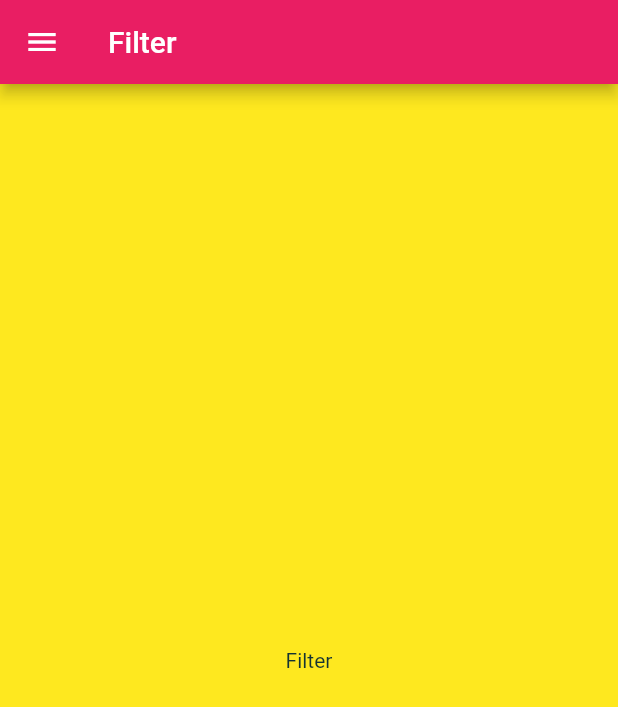
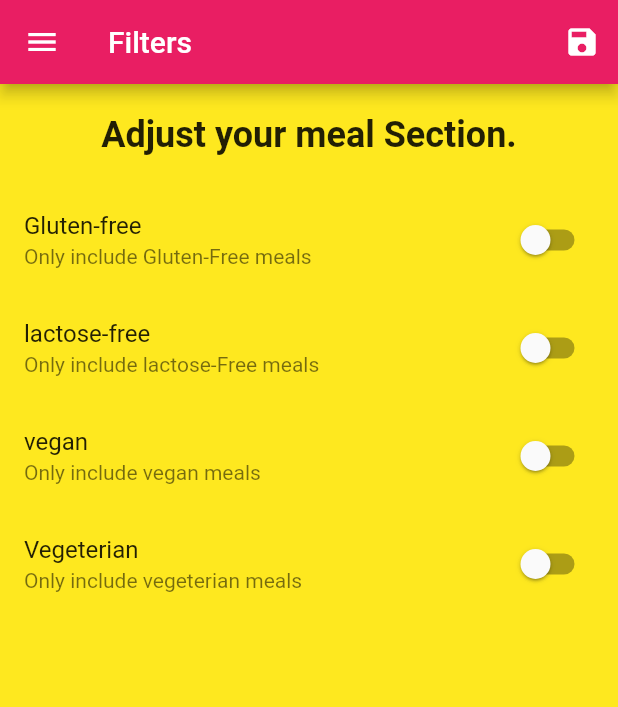
Before and after one commit to sonalisubhadarshini/dailymeals, a Flutter app: the FiltersScreen screen opened by its route, on a phone screen of 412 x 824 dp. Shown: the top 707 px of the screen. Run offline on Flutter 3.47's test engine with Material 2 defaults, Android fonts, the phone set to English and light mode, and no system bars; Roboto replaces fonts that are missing (Raleway, RobotoCondensed); statements that could not run were skipped.

Commit message:
added filter and favourite

```diff
--- a/lib/main.dart
+++ b/lib/main.dart
@@ -1,9 +1,8 @@
+import './dummy_categories.dart';
+
 import './screen/filters_screen.dart';
 
 import './screen/bottom_tap_screen.dart';
-
-import './screen/tabs_screen.dart';
-
 import './screen/meal_detailed_screen.dart';
 
 import './screen/category_meals_screen.dart';
@@ -11,9 +10,70 @@ import './screen/category_meals_screen.dart';
 import './screen/categories_screen.dart';
 import 'package:flutter/material.dart';
 
+import './model/meal.dart';
+
 void main() => runApp(MyApp());
 
-class MyApp extends StatelessWidget{
+class MyApp extends StatefulWidget{
+  @override
+  _MyAppState createState() => _MyAppState();
+}
+
+class _MyAppState extends State<MyApp> {
+
+  Map<String, bool> _filters = {
+    'gluten': false,
+    'lactose': false,
+    'vegan' : false,
+    'vegeterian': false,
+
+  };
+
+  List<Meal> _availableMeals = DUMMY_MEALS;
+  List<Meal> _favoriteMeals = [];
+
+void _setFilters(Map<String, bool> filterData){
+setState(() {
+  _filters = filterData;
+  _availableMeals = DUMMY_MEALS.where((meal){
+    if(_filters['gluten'] && !meal.isGlutenFree){
+       return false;
+    }
+    if(_filters['lactose'] && !meal.isLactoseFree){
+       return false;
+    }
+    if(_filters['vegan'] && !meal.isVegan){
+       return false;
+    }
+    if(_filters['vegeterian'] && !meal.isVegetarian){
+       return false;
+    }
+    return true;
+
+  }).toList();
+});
+}
+
+void _toggleFavorite(String mealId){
+  final existingIndex =
+     _favoriteMeals.indexWhere((meal) => meal.id == mealId);
+
+     if(existingIndex >= 0){
+       setState(() {
+         _favoriteMeals.removeAt(existingIndex);
+       });
+     }else{
+       setState(() {
+         _favoriteMeals.add(DUMMY_MEALS.firstWhere((meal) => meal.id == mealId),);
+
+       });
+     }
+}
+
+bool _isMealFavorite(String id){
+  return _favoriteMeals.any((meal) => meal.id == id);
+}
+
   @override
   Widget build(BuildContext context) {
     // TODO: implement build
@@ -41,10 +101,10 @@ class MyApp extends StatelessWidget{
 
       initialRoute: '/',
       routes: {
-        '/': (ctxt) => BottomTabScreen(),
-        CategoryMealsScreen.routeName : (ctxt) => CategoryMealsScreen(),
-        mealdetailedScreen.routeName : (ctxt) => mealdetailedScreen(),
-        FiltersScreen.routeName : (ctxt) => FiltersScreen(),
+        '/': (ctxt) => BottomTabScreen(_favoriteMeals),
+        CategoryMealsScreen.routeName : (ctxt) => CategoryMealsScreen(_availableMeals),
+        mealdetailedScreen.routeName : (ctxt) => mealdetailedScreen(_toggleFavorite,_isMealFavorite),
+        FiltersScreen.routeName : (ctxt) => FiltersScreen(_filters,_setFilters),
       },
 
       onGenerateRoute: (settings){
--- a/lib/screen/category_meals_screen.dart
+++ b/lib/screen/category_meals_screen.dart
@@ -1,10 +1,13 @@
 import '../model/meal.dart';
 import 'package:flutter/material.dart';
-import '../dummy_categories.dart';
+
 import '../widget/meal_item.dart';
 
 class CategoryMealsScreen extends StatefulWidget {
   static const routeName = '/category-meals';
+  final List<Meal> availableMeals;
+
+  CategoryMealsScreen(this.availableMeals);
 
   @override
   _CategoryMealsScreenState createState() => _CategoryMealsScreenState();
@@ -30,7 +33,7 @@ class _CategoryMealsScreenState extends State<CategoryMealsScreen> {
         ModalRoute.of(context).settings.arguments as Map<String, String>;
     categoryTitle = routeArgs['title'];
     final categoryId = routeArgs['id'];
-    displayedMeals = DUMMY_MEALS.where((meal) {
+    displayedMeals = widget.availableMeals.where((meal) {
       return meal.categories.contains(categoryId);
     }).toList();
     _loadedInitData = true;
@@ -66,7 +69,8 @@ setState(() {
                 duration: displayedMeals[index].duration,
                 complexity: displayedMeals[index].complexity,
                 affordability: displayedMeals[index].affordability,
-                removeItem: _removeMeal,);
+                // removeItem: _removeMeal,
+                );
 
             //  MealItem(title : categoryMeals[index].title,imageUrl: categoryMeals[index].imageUrl,duration: categoryMeals[index].duration, complexity: categoryMeals[index].complexity, affordability: categoryMeals[index].affordability,
           },
--- a/lib/screen/filters_screen.dart
+++ b/lib/screen/filters_screen.dart
@@ -1,22 +1,127 @@
 import '../widget/main_drawer.dart';
 import 'package:flutter/material.dart';
 
-class FiltersScreen extends StatelessWidget{
+class FiltersScreen extends StatefulWidget{
  static const routeName = '/filters';
+ final Function saveFilters;
+ final Map<String, bool> currentFilters;
 
+ FiltersScreen(this.currentFilters, this.saveFilters);
+
+  @override
+  _FiltersScreenState createState() => _FiltersScreenState();
+}
+
+class _FiltersScreenState extends State<FiltersScreen> {
+
+
+
+  bool _glutenFree = false;
+  bool _vegeterian = false;
+  bool _vegan = false;
+  bool _lactoseFree = false;
+
+
+  @override
+  initState(){
+    _glutenFree = widget.currentFilters['gluten'];
+    _lactoseFree = widget.currentFilters['lactose'];
+     _vegan = widget.currentFilters['vegan'];
+    _vegeterian = widget.currentFilters['vegeterian'];
+
+     super.initState();
+  }
+
+
+  Widget _buildSwitchListTitle(String title, String description, bool currentValue, Function updateValue){
+    return      SwitchListTile(
+                title: Text(title),
+                value: currentValue,
+                subtitle: Text(
+                  description
+                ),
+                onChanged: updateValue,
+
+              );
+  }
 
   @override
   Widget build(BuildContext context) {
     // TODO: implement build
     return Scaffold(
       appBar: AppBar(
-        title: Text("Filter"),
+        title: Text("Filters"),
+        actions: <Widget>[
+          IconButton(icon: Icon(
+            Icons.save
+          ),
+          onPressed: () {
+            final selectedFilters = {
+
+    'gluten': _glutenFree,
+    'lactose': _lactoseFree,
+    'vegan' : _vegan,
+    'vegeterian': _vegeterian,
+
+
+            };
+            widget.saveFilters(selectedFilters);
+            },)
+        ],
       ),
       drawer: MainDrawer(),
-      body:Center(
-        child: Text("Filter")
+      body:Column(children: <Widget>[
+        Container(
+          padding: EdgeInsets.all(20),
+          child: Text(
+            'Adjust your meal Section.',
+            style: Theme.of(context).textTheme.title,
+          ),
         ),
+        Expanded(
+          child: ListView(
+            children: <Widget>[
+         _buildSwitchListTitle('Gluten-free', 'Only include Gluten-Free meals',
+         _glutenFree,
+         (newValue){
+           setState(() {
+             _glutenFree = newValue;
+           },
+           );
+         },
+         ),
+          _buildSwitchListTitle('lactose-free', 'Only include lactose-Free meals',
+         _lactoseFree,
+         (newValue){
+           setState(() {
+             _lactoseFree = newValue;
+           },
+           );
+         },
+         ),
+
+          _buildSwitchListTitle('vegan', 'Only include vegan meals',
+         _vegan,
+         (newValue){
+           setState(() {
+             _vegan = newValue;
+           },
+           );
+         },
+         ),
+
+          _buildSwitchListTitle('Vegeterian', 'Only include vegeterian meals',
+         _vegeterian,
+         (newValue){
+           setState(() {
+             _vegeterian = newValue;
+           });
+         }),
+
+            ],
+          ),
+        ),
+      ],)
     );
   }
-
 }
--- a/lib/screen/tabs_screen.dart
+++ b/lib/screen/tabs_screen.dart
@@ -34,8 +34,8 @@ class _TabsScreenState extends State<TabsScreen> {
         ],),
         ),
         body: TabBarView(children: <Widget>[
-          CategoriesScreen(),
-          FavoriteScreen(),
+         // CategoriesScreen(), (required)
+          //FavoriteScreen(), (required)
         ],),
       ),
     );
--- a/lib/widget/meal_item.dart
+++ b/lib/widget/meal_item.dart
@@ -9,10 +9,10 @@ class MealItem extends StatelessWidget {
   final int duration;
   final Complexity complexity;
   final Affordability affordability;
-  final Function removeItem;
+  // final Function removeItem;
 
   MealItem({@required this.id, @required this.title, @required this.imageUrl, @required this.duration, @required this.complexity,
-      @required this.affordability, @required this.removeItem});
+      @required this.affordability});
 
 
       String get affordabilityText{
@@ -58,7 +58,7 @@ switch(complexity){
       arguments: id
       ).then((result){
         if(result != null){
-          removeItem(result);
+         // removeItem(result);
         }
         print(result);
       });
```
Also changed, not shown: lib/screen/bottom_tap_screen.dart (+19 -4 lines), lib/screen/favorite_screen.dart (+29 -2 lines), lib/screen/meal_detailed_screen.dart (+7 -4 lines).
